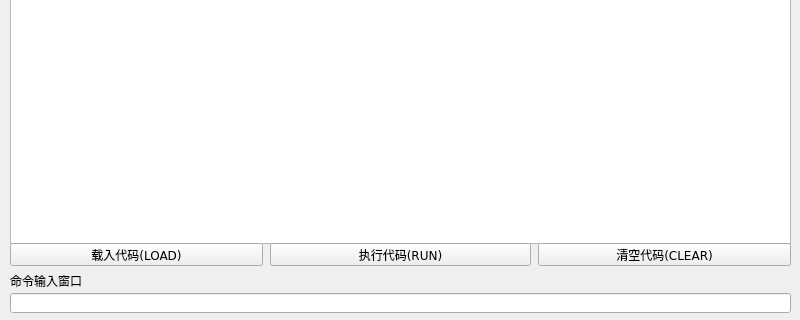
Old version of the form widget.ui in the repository liuyao0/mini_basic; both pictures show x 0 to 800 and y 447 to 767 of the 800 by 767 pixel window.
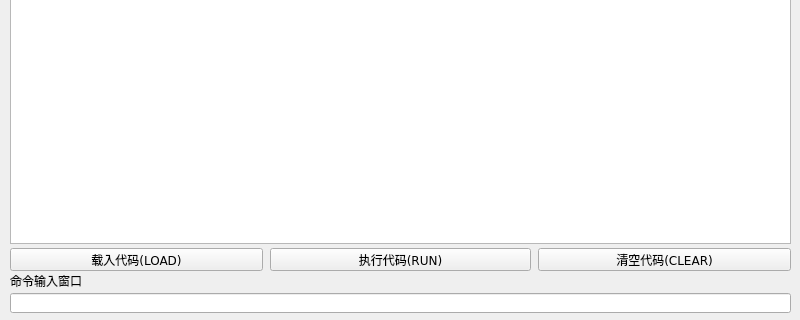
New version of the form.

The edit to the form file:
```diff
--- a/widget.ui
+++ b/widget.ui
@@ -143,7 +143,7 @@
    <property name="geometry">
     <rect>
      <x>10</x>
-     <y>690</y>
+     <y>695</y>
      <width>253</width>
      <height>23</height>
     </rect>
@@ -161,7 +161,7 @@
    <property name="geometry">
     <rect>
      <x>270</x>
-     <y>690</y>
+     <y>695</y>
      <width>261</width>
      <height>23</height>
     </rect>
@@ -179,7 +179,7 @@
    <property name="geometry">
     <rect>
      <x>538</x>
-     <y>690</y>
+     <y>695</y>
      <width>253</width>
      <height>23</height>
     </rect>
```
